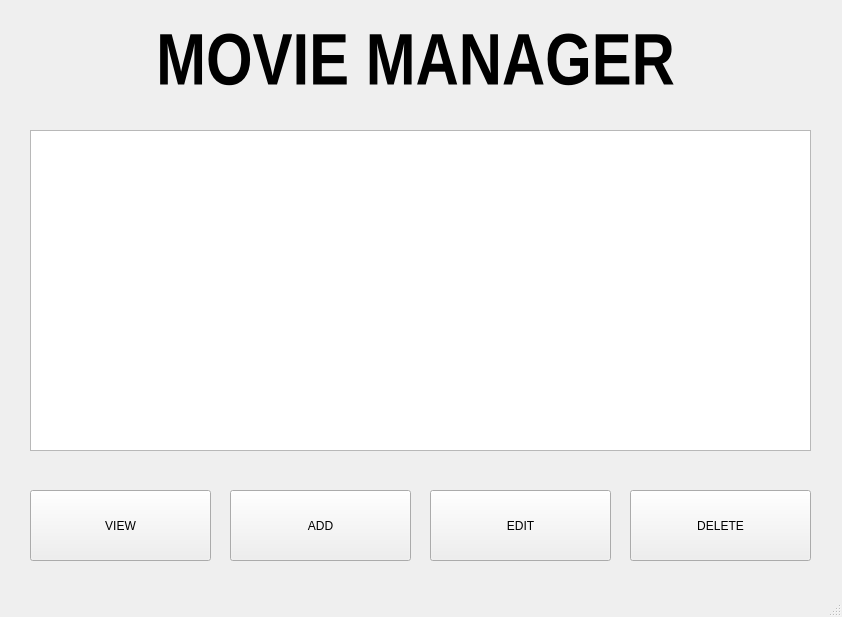
Above: main.ui from acevincent05/CP102-Final-Output before the change. Below: the same form after it.
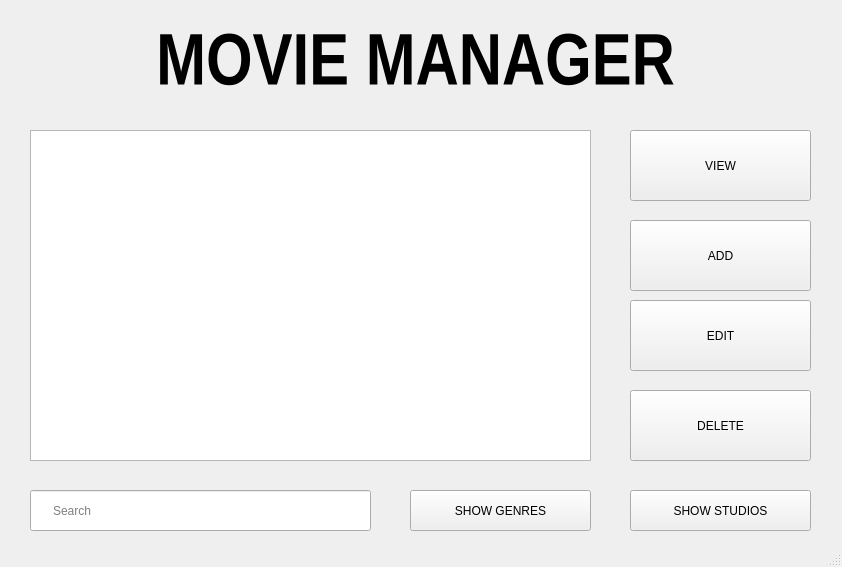
That is the form after the change.

Patch:
```diff
--- a/main.ui
+++ b/main.ui
@@ -7,7 +7,7 @@
     <x>0</x>
     <y>0</y>
     <width>842</width>
-    <height>617</height>
+    <height>567</height>
    </rect>
   </property>
   <property name="windowTitle">
@@ -43,16 +43,31 @@
      <rect>
       <x>30</x>
       <y>130</y>
-      <width>781</width>
-      <height>321</height>
+      <width>561</width>
+      <height>331</height>
      </rect>
     </property>
+    <attribute name="horizontalHeaderVisible">
+     <bool>true</bool>
+    </attribute>
+    <attribute name="horizontalHeaderCascadingSectionResizes">
+     <bool>false</bool>
+    </attribute>
+    <attribute name="horizontalHeaderHighlightSections">
+     <bool>true</bool>
+    </attribute>
+    <attribute name="horizontalHeaderStretchLastSection">
+     <bool>true</bool>
+    </attribute>
+    <attribute name="verticalHeaderVisible">
+     <bool>true</bool>
+    </attribute>
    </widget>
    <widget class="QPushButton" name="view_btn">
     <property name="geometry">
      <rect>
-      <x>30</x>
-      <y>490</y>
+      <x>630</x>
+      <y>130</y>
       <width>181</width>
       <height>71</height>
      </rect>
@@ -64,8 +79,8 @@
    <widget class="QPushButton" name="add_btn">
     <property name="geometry">
      <rect>
-      <x>230</x>
-      <y>490</y>
+      <x>630</x>
+      <y>220</y>
       <width>181</width>
       <height>71</height>
      </rect>
@@ -77,8 +92,8 @@
    <widget class="QPushButton" name="edit_btn">
     <property name="geometry">
      <rect>
-      <x>430</x>
-      <y>490</y>
+      <x>630</x>
+      <y>300</y>
       <width>181</width>
       <height>71</height>
      </rect>
@@ -91,7 +106,7 @@
     <property name="geometry">
      <rect>
       <x>630</x>
-      <y>490</y>
+      <y>390</y>
       <width>181</width>
       <height>71</height>
      </rect>
@@ -100,6 +115,50 @@
      <string>DELETE</string>
     </property>
    </widget>
+   <widget class="QLineEdit" name="lineEdit">
+    <property name="geometry">
+     <rect>
+      <x>30</x>
+      <y>490</y>
+      <width>341</width>
+      <height>41</height>
+     </rect>
+    </property>
+    <property name="styleSheet">
+     <string notr="true">QLineEdit {
+	padding-left: 20px;
+}</string>
+    </property>
+    <property name="placeholderText">
+     <string>Search</string>
+    </property>
+   </widget>
+   <widget class="QPushButton" name="view_btn_2">
+    <property name="geometry">
+     <rect>
+      <x>410</x>
+      <y>490</y>
+      <width>181</width>
+      <height>41</height>
+     </rect>
+    </property>
+    <property name="text">
+     <string>SHOW GENRES</string>
+    </property>
+   </widget>
+   <widget class="QPushButton" name="view_btn_3">
+    <property name="geometry">
+     <rect>
+      <x>630</x>
+      <y>490</y>
+      <width>181</width>
+      <height>41</height>
+     </rect>
+    </property>
+    <property name="text">
+     <string>SHOW STUDIOS</string>
+    </property>
+   </widget>
   </widget>
   <widget class="QStatusBar" name="statusbar"/>
  </widget>
```
